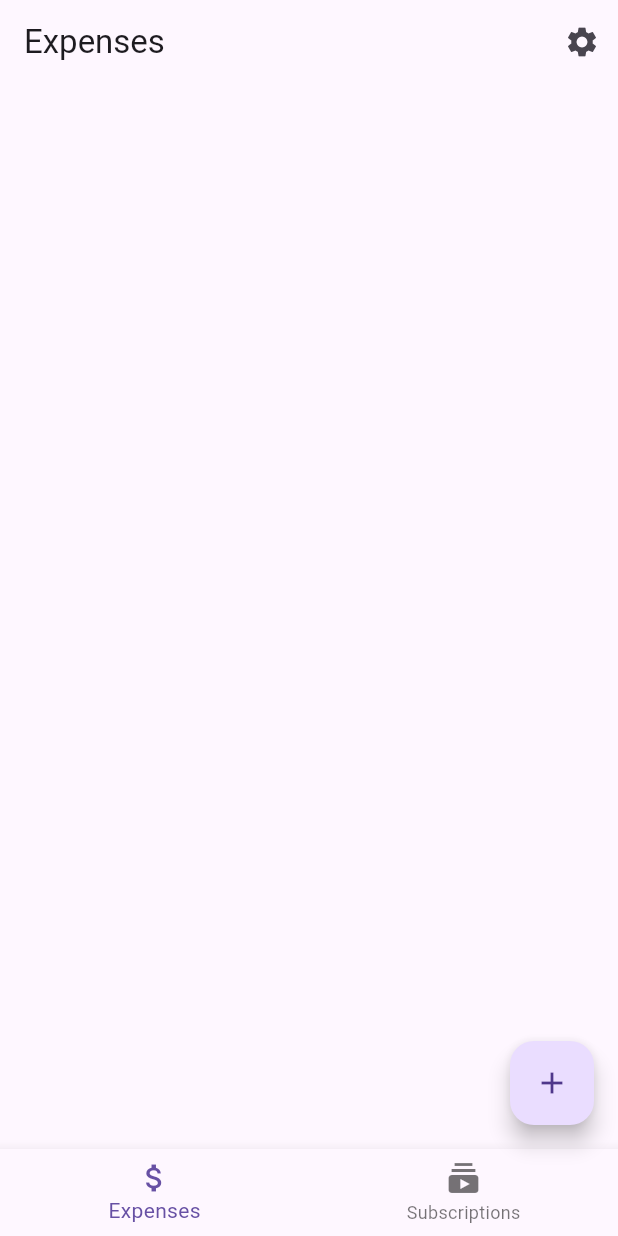
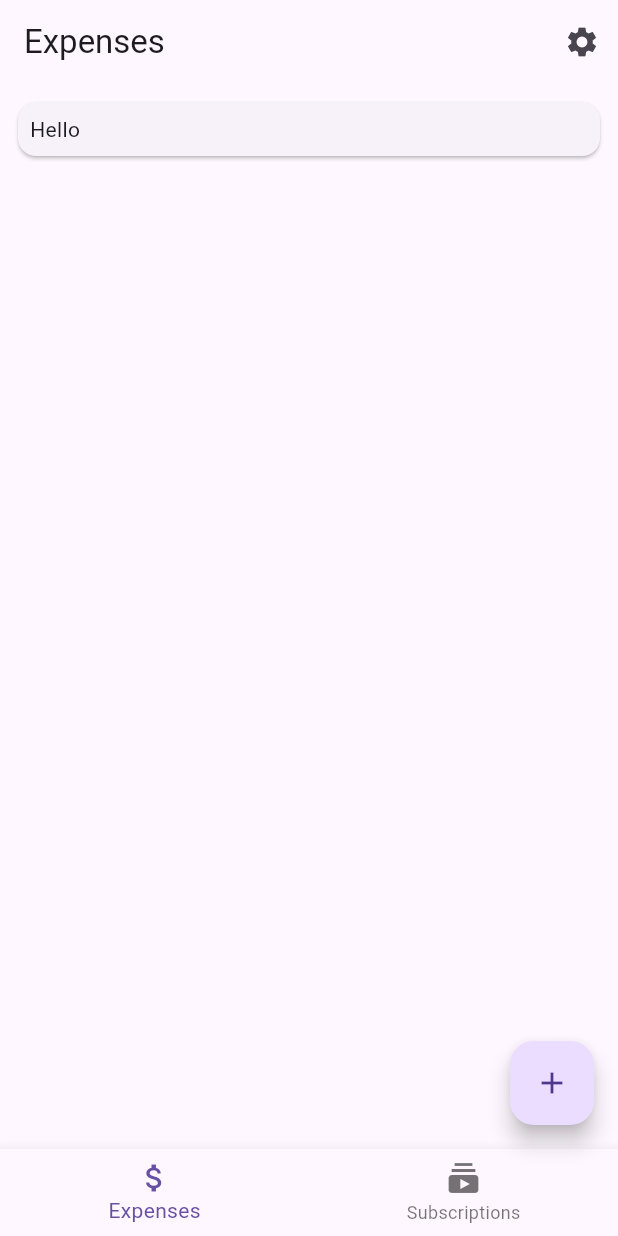
Before and after one commit to dhzdhd/exptrack, a Flutter app: the screen it shows after launch, on a phone screen of 412 x 824 dp. Run offline on Flutter 3.47's test engine with Material 3 defaults, Android fonts, the phone set to English and light mode, and no system bars; our stand-ins replace flutter_local_notifications; missing offline and left inert: flutter_background_service, flutter_background_service_android; generated files the repository leaves out were written again.

Commit message:
Tweak card UI

```diff
--- /dev/null
+++ b/lib/src/home/pages/expenses.dart
@@ -0,0 +1,25 @@
+import 'package:flutter/material.dart';
+
+class ExpensesPage extends StatelessWidget {
+  const ExpensesPage({super.key});
+
+  @override
+  Widget build(BuildContext context) {
+    return Padding(
+      padding: const EdgeInsets.all(8.0),
+      child: ListView(
+        children: [
+          Card(
+            child: Padding(
+              padding: const EdgeInsets.all(8.0),
+              child: Column(
+                crossAxisAlignment: CrossAxisAlignment.start,
+                children: [Text('Hello')],
+              ),
+            ),
+          )
+        ],
+      ),
+    );
+  }
+}
--- a/lib/src/home/views/home.dart
+++ b/lib/src/home/views/home.dart
@@ -1,3 +1,4 @@
+import 'package:exptrack/src/home/pages/expenses.dart';
 import 'package:exptrack/src/home/pages/subscriptions.dart';
 import 'package:flutter/material.dart';
 
@@ -90,7 +91,7 @@ class _HomeViewState extends State<HomeView>
         child: const Icon(Icons.add),
       ),
       body: switch (_currentPage) {
-        Page.expenses => Container(),
+        Page.expenses => const ExpensesPage(),
         Page.subscriptions => const SubscriptionsPage(),
       },
     );
```
Also changed, not shown: lib/src/home/pages/subscriptions.dart (+13 -1 lines).
